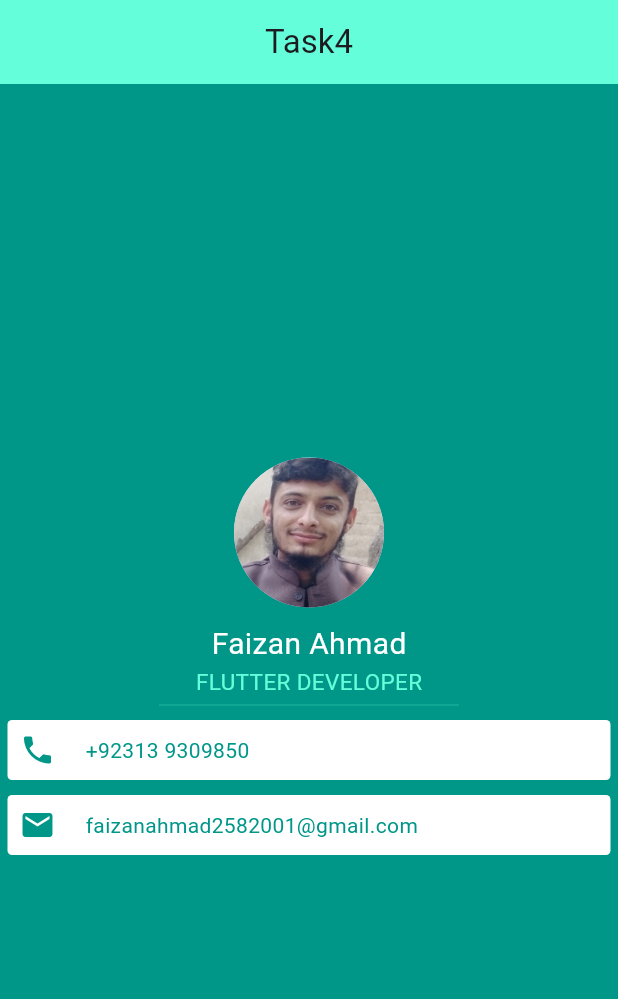
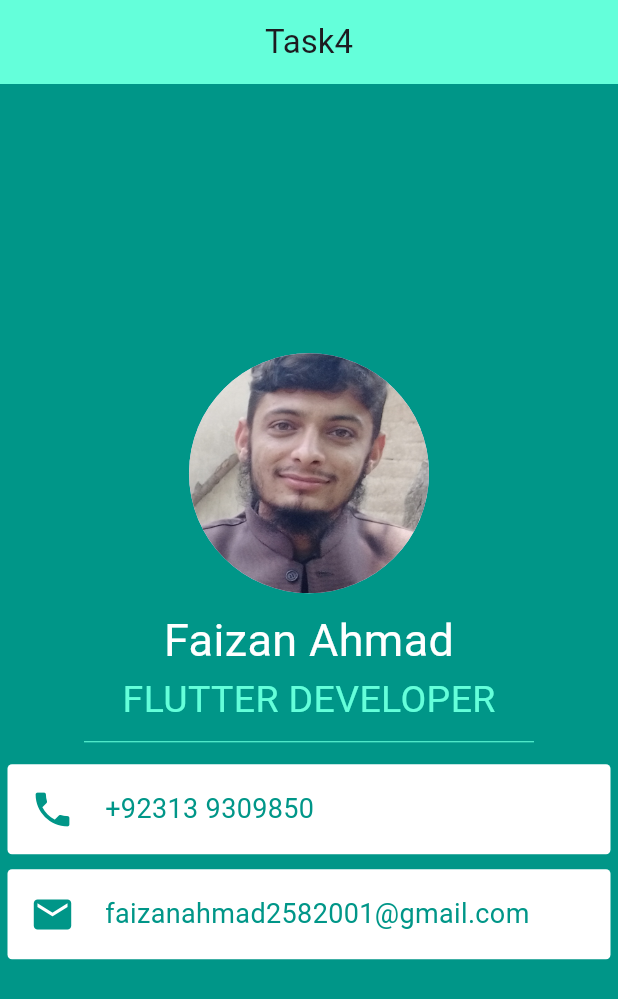
Before and after one commit to Faizan-glitch-os/smit_flutter_inclass_task4, a Flutter app: the screen it shows after launch, on a phone screen of 412 x 824 dp. Shown: the top 999 px of the screen. Run offline on Flutter 3.47's test engine with Material 3 defaults, Android fonts, the phone set to English and light mode, and no system bars.

Commit message:
Task4 completed, optimized and enhanced

```diff
--- a/lib/main.dart
+++ b/lib/main.dart
@@ -1,9 +1,11 @@
 import 'package:flutter/material.dart';
 
 void main() {
-  runApp(const MaterialApp(
-    home: Task4(),
-  ));
+  runApp(
+    const MaterialApp(
+      home: Task4(),
+    ),
+  );
 }
 
 class Task4 extends StatelessWidget {
@@ -24,7 +26,7 @@ class Task4 extends StatelessWidget {
           mainAxisAlignment: MainAxisAlignment.center,
           children: [
             const CircleAvatar(
-              radius: 50,
+              radius: 80,
               backgroundImage: AssetImage('assets/profile jpg 367KBs jpg.jpg'),
             ),
             // ClipOval(
@@ -60,23 +62,23 @@ class Task4 extends StatelessWidget {
             ),
             const Text(
               'Faizan Ahmad',
-              style: TextStyle(color: Colors.white, fontSize: 20),
+              style: TextStyle(color: Colors.white, fontSize: 30),
             ),
             const Text(
               'FLUTTER DEVELOPER',
-              style: TextStyle(color: Colors.tealAccent, fontSize: 15),
+              style: TextStyle(color: Colors.tealAccent, fontSize: 25),
             ),
             const SizedBox(
-              height: 10,
-              width: 200,
+              height: 20,
+              width: 300,
               child: Divider(
                 color: Colors.tealAccent,
-                thickness: .2,
+                thickness: .7,
               ),
             ),
             Container(
               margin: const EdgeInsets.all(5),
-              padding: const EdgeInsets.all(8),
+              padding: const EdgeInsets.all(15),
               decoration: BoxDecoration(
                 color: Colors.white,
                 borderRadius: BorderRadius.circular(3),
@@ -86,20 +88,21 @@ class Task4 extends StatelessWidget {
                   Icon(
                     Icons.phone,
                     color: Colors.teal,
+                    size: 30,
                   ),
                   SizedBox(
                     width: 20,
                   ),
                   Text(
                     '+92313 9309850',
-                    style: TextStyle(color: Colors.teal),
+                    style: TextStyle(color: Colors.teal, fontSize: 18),
                   ),
                 ],
               ),
             ),
             Container(
               margin: const EdgeInsets.all(5),
-              padding: const EdgeInsets.all(8),
+              padding: const EdgeInsets.all(15),
               decoration: BoxDecoration(
                 color: Colors.white,
                 borderRadius: BorderRadius.circular(3),
@@ -109,13 +112,17 @@ class Task4 extends StatelessWidget {
                   Icon(
                     Icons.mail,
                     color: Colors.teal,
+                    size: 30,
                   ),
                   SizedBox(
                     width: 20,
                   ),
                   Text(
                     'faizanahmad2582001@gmail.com',
-                    style: TextStyle(color: Colors.teal),
+                    style: TextStyle(
+                      color: Colors.teal,
+                      fontSize: 18,
+                    ),
                   ),
                 ],
               ),
```
